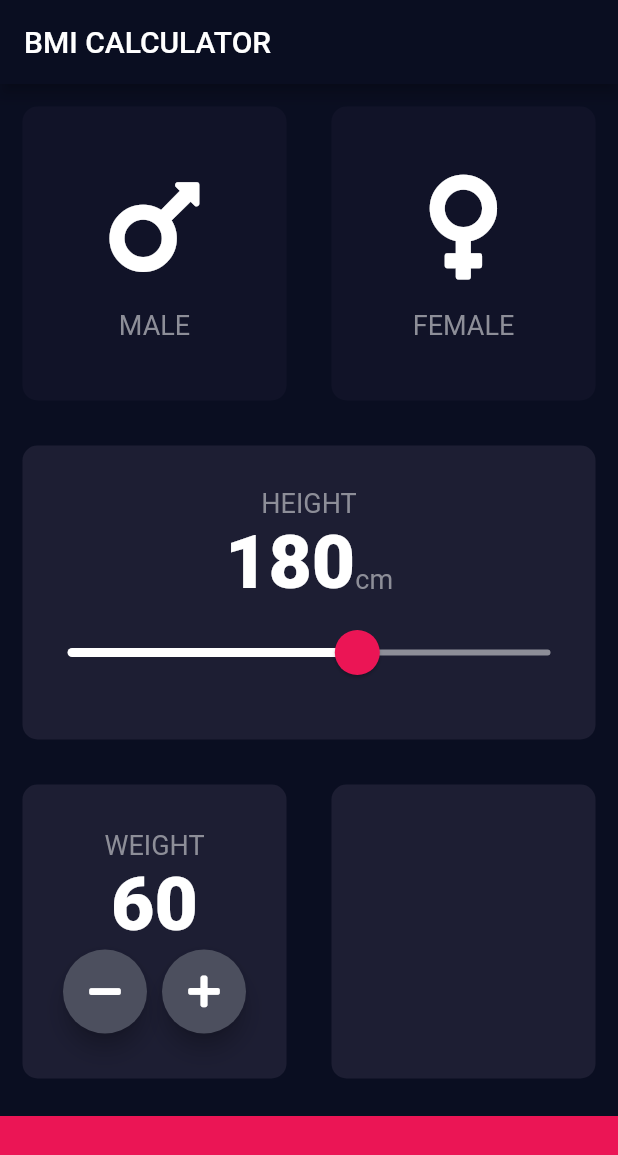
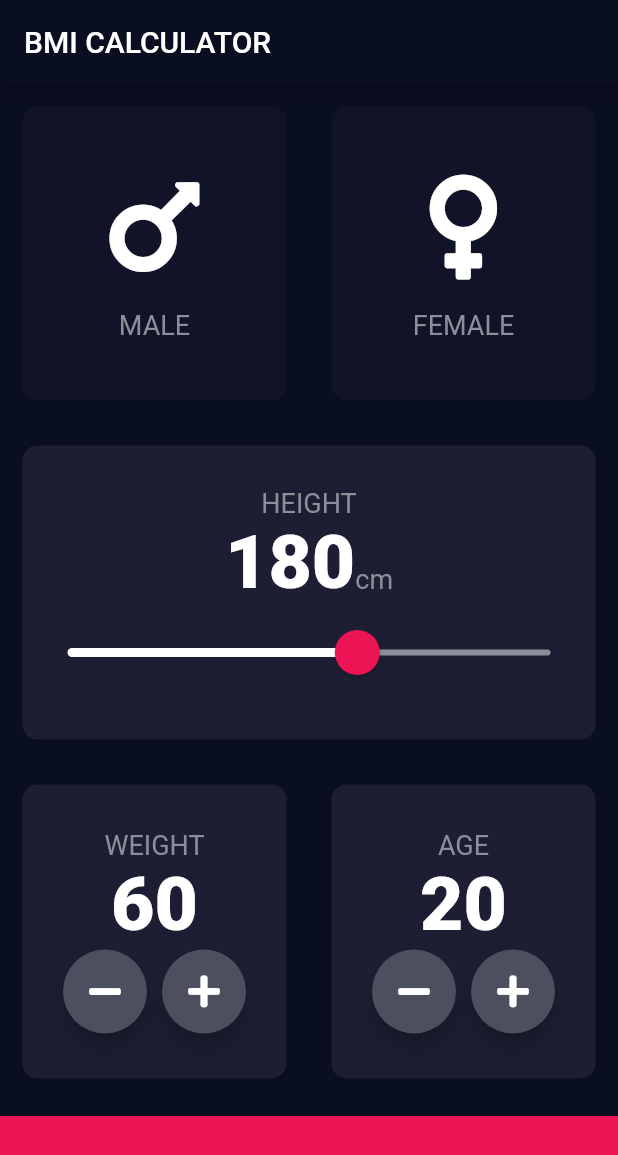
Before and after one commit to n04h/flutter_practice, a Flutter app: the screen it shows after launch, on a phone screen of 412 x 824 dp. Shown: the top 1155 px of the screen. Run offline on Flutter 3.47's test engine with Material 2 defaults, Android fonts, the phone set to English and light mode, and no system bars; our stand-ins replace font_awesome_flutter.

Commit message:
✨ 年齢用のUIをつくった

```diff
--- a/lib/input_page.dart
+++ b/lib/input_page.dart
@@ -15,6 +15,7 @@ class _InputPageState extends State<InputPage> {
   Gender selectedGender;
   int height = 180;
   int weight = 60;
+  int age = 20;
 
   @override
   Widget build(BuildContext context) {
@@ -160,6 +161,43 @@ class _InputPageState extends State<InputPage> {
                 Expanded(
                   child: ReusableCard(
                     cardColor: kActiveCardColor,
+                    cardChild: Column(
+                      mainAxisAlignment: MainAxisAlignment.center,
+                      children: <Widget>[
+                        Text(
+                          'AGE',
+                          style: kLabelTextStyle,
+                        ),
+                        Text(
+                          age.toString(),
+                          style: kNumberTextStyle,
+                        ),
+                        Row(
+                          mainAxisAlignment: MainAxisAlignment.center,
+                          children: <Widget>[
+                            RoundIconButton(
+                              icon: FontAwesomeIcons.minus,
+                              onPressed: () {
+                                setState(() {
+                                  age--;
+                                });
+                              },
+                            ),
+                            SizedBox(
+                              width: 10,
+                            ),
+                            RoundIconButton(
+                              icon: FontAwesomeIcons.plus,
+                              onPressed: () {
+                                setState(() {
+                                  age++;
+                                });
+                              },
+                            ),
+                          ],
+                        )
+                      ],
+                    ),
                   ),
                 ),
               ],
```
